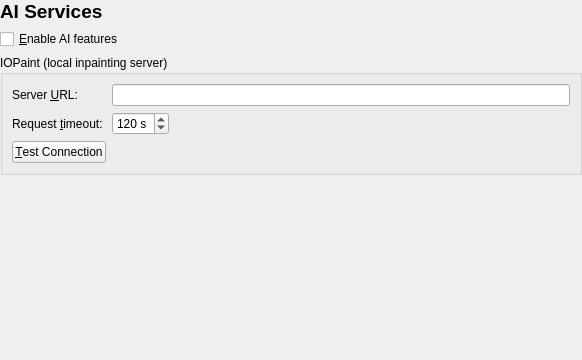
Qt form scribus/ui/preferences/prefs_aiservicesbase.ui (alpsuneer/scribus) before a commit.
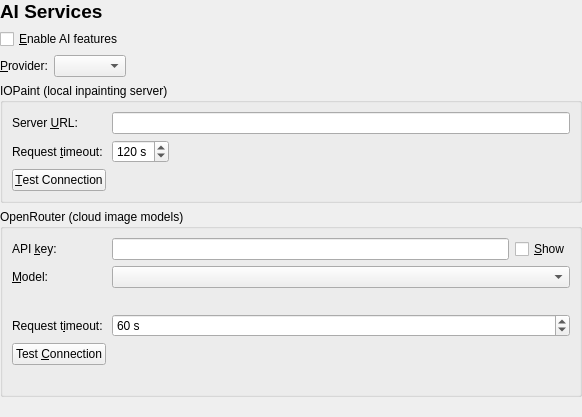
The same form after that commit.

Commit message: suneer: let Preferences choose the AI provider, and route Best Quality through it

```diff
--- a/scribus/ui/preferences/prefs_aiservicesbase.ui
+++ b/scribus/ui/preferences/prefs_aiservicesbase.ui
@@ -44,6 +44,36 @@
      </property>
     </widget>
    </item>
+   <item>
+    <layout class="QHBoxLayout" name="providerLayout">
+     <item>
+      <widget class="QLabel" name="providerLabel">
+       <property name="text">
+        <string>&amp;Provider:</string>
+       </property>
+       <property name="buddy">
+        <cstring>providerComboBox</cstring>
+       </property>
+      </widget>
+     </item>
+     <item>
+      <widget class="QComboBox" name="providerComboBox"/>
+     </item>
+     <item>
+      <spacer name="providerSpacer">
+       <property name="orientation">
+        <enum>Qt::Horizontal</enum>
+       </property>
+       <property name="sizeHint" stdset="0">
+        <size>
+         <width>40</width>
+         <height>20</height>
+        </size>
+       </property>
+      </spacer>
+     </item>
+    </layout>
+   </item>
    <item>
     <widget class="QGroupBox" name="iopaintGroupBox">
      <property name="title">
@@ -125,6 +155,124 @@
      </layout>
     </widget>
    </item>
+   <item>
+    <widget class="QGroupBox" name="openRouterGroupBox">
+     <property name="title">
+      <string>OpenRouter (cloud image models)</string>
+     </property>
+     <layout class="QGridLayout" name="openRouterLayout">
+      <item row="0" column="0">
+       <widget class="QLabel" name="apiKeyLabel">
+        <property name="text">
+         <string>API &amp;key:</string>
+        </property>
+        <property name="buddy">
+         <cstring>apiKeyLineEdit</cstring>
+        </property>
+       </widget>
+      </item>
+      <item row="0" column="1">
+       <widget class="QLineEdit" name="apiKeyLineEdit">
+        <property name="echoMode">
+         <enum>QLineEdit::Password</enum>
+        </property>
+       </widget>
+      </item>
+      <item row="0" column="2">
+       <widget class="QCheckBox" name="showKeyCheckBox">
+        <property name="text">
+         <string>&amp;Show</string>
+        </property>
+       </widget>
+      </item>
+      <item row="1" column="0">
+       <widget class="QLabel" name="modelLabel">
+        <property name="text">
+         <string>&amp;Model:</string>
+        </property>
+        <property name="buddy">
+         <cstring>modelComboBox</cstring>
+        </property>
+       </widget>
+      </item>
+      <item row="1" column="1" colspan="2">
+       <widget class="QComboBox" name="modelComboBox"/>
+      </item>
+      <item row="2" column="1" colspan="2">
+       <widget class="QLabel" name="modelHintLabel">
+        <property name="text">
+         <string/>
+        </property>
+        <property name="wordWrap">
+         <bool>true</bool>
+        </property>
+       </widget>
+      </item>
+      <item row="3" column="0">
+       <widget class="QLabel" name="openRouterTimeoutLabel">
+        <property name="text">
+         <string>Request t&amp;imeout:</string>
+        </property>
+        <property name="buddy">
+         <cstring>openRouterTimeoutSpinBox</cstring>
+        </property>
+       </widget>
+      </item>
+      <item row="3" column="1" colspan="2">
+       <widget class="QSpinBox" name="openRouterTimeoutSpinBox">
+        <property name="minimum">
+         <number>10</number>
+        </property>
+        <property name="maximum">
+         <number>300</number>
+        </property>
+        <property name="value">
+         <number>60</number>
+        </property>
+        <property name="suffix">
+         <string> s</string>
+        </property>
+       </widget>
+      </item>
+      <item row="4" column="0">
+       <widget class="QPushButton" name="openRouterTestButton">
+        <property name="text">
+         <string>Test &amp;Connection</string>
+        </property>
+       </widget>
+      </item>
+      <item row="4" column="1" colspan="2">
+       <widget class="QLabel" name="openRouterTestResultLabel">
+        <property name="text">
+         <string/>
+        </property>
+        <property name="wordWrap">
+         <bool>true</bool>
+        </property>
+        <property name="textInteractionFlags">
+         <set>Qt::TextSelectableByMouse</set>
+        </property>
+       </widget>
+      </item>
+      <item row="5" column="0" colspan="3">
+       <widget class="QLabel" name="openRouterInfoLabel">
+        <property name="text">
+         <string/>
+        </property>
+        <property name="wordWrap">
+         <bool>true</bool>
+        </property>
+        <property name="openExternalLinks">
+         <bool>true</bool>
+        </property>
+        <property name="textInteractionFlags">
+         <set>Qt::TextBrowserInteraction</set>
+        </property>
+       </widget>
+      </item>
+     </layout>
+    </widget>
+   </item>
    <item>
     <widget class="QLabel" name="infoLabel">
      <property name="text">
```
Left out of the diff: 6 changed lines with no effect on the pictures. The commit also changes 4 other files.
